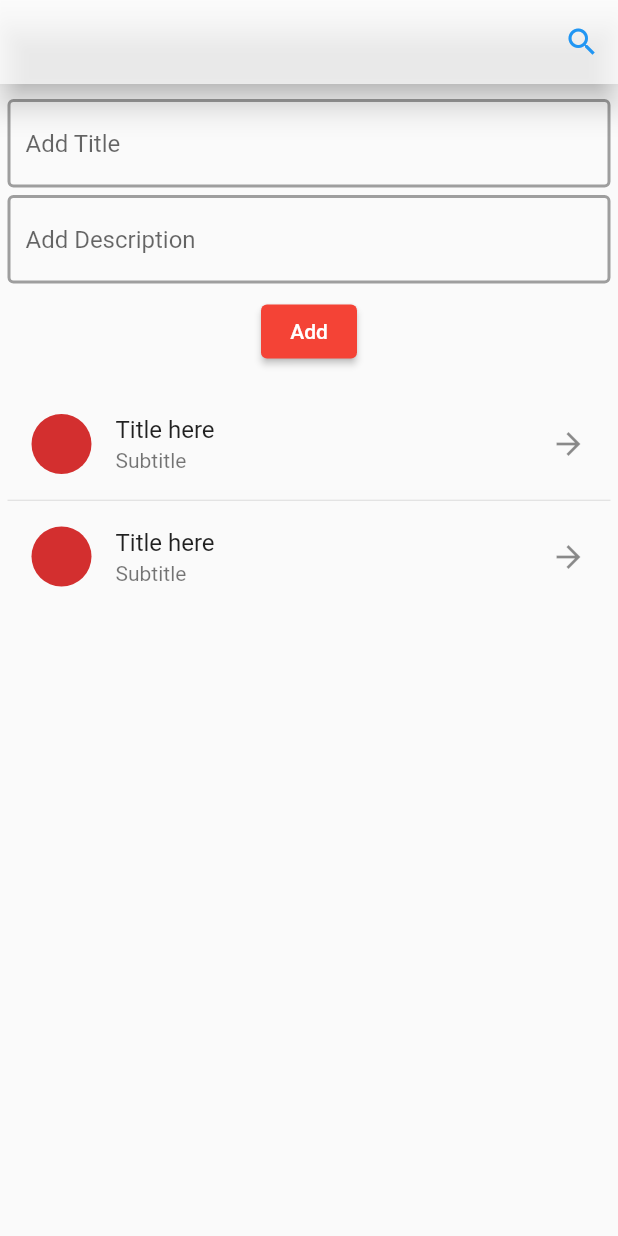
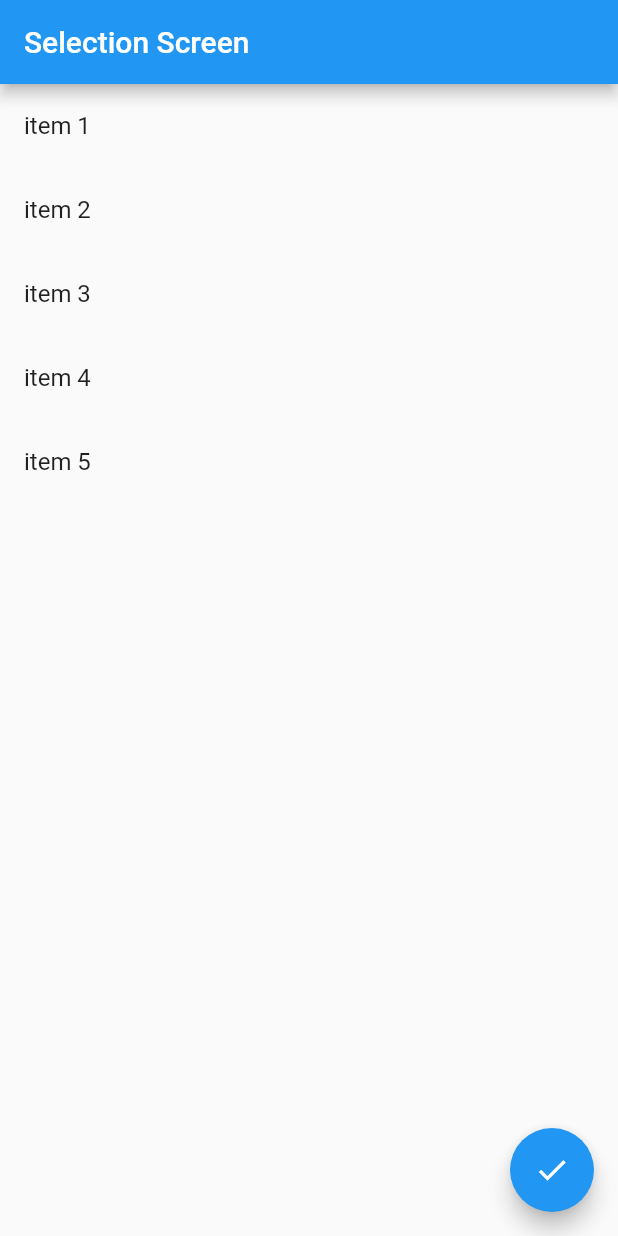
Before and after one commit to shahriartoky0/module_10, a Flutter app: the screen it shows after launch, on a phone screen of 412 x 824 dp. Run offline on Flutter 3.47's test engine with Material 2 defaults, Android fonts, the phone set to English and light mode, and no system bars.

Commit message:
Livetest UI Design done

```diff
--- a/lib/HomeScreen.dart
+++ b/lib/HomeScreen.dart
@@ -1,8 +1,5 @@
 import 'package:flutter/cupertino.dart';
 import 'package:flutter/material.dart';
-import 'package:module_10/style.dart';
-
-import 'editInfo.dart';
 
 class HomeScreen extends StatefulWidget {
   const HomeScreen({super.key});
@@ -18,75 +15,29 @@ class _HomeScreenUI extends State<HomeScreen> {
   Widget build(BuildContext context) {
     return Scaffold(
       appBar: AppBar(
-        actions: [
-          IconButton(
-              onPressed: () {},
-              icon: const Icon(
-                Icons.search,
-                color: Colors.blue,
-              ))
-        ],
-        backgroundColor: Colors.white70,
-        elevation: 8,
+        title: const Text("Selection Screen"),
       ),
-      body: Padding(
-        padding: EdgeInsets.all(5),
-        child: SingleChildScrollView(
+      body: SingleChildScrollView(
         scrollDirection: Axis.vertical,
         child: Column(
           children: [
-              const SizedBox(
-                height: 5,
-              ),
-              TextFormField(
-                decoration: appTextInput("Add Title"),
-              ),
-              const SizedBox(
-                height: 5,
-              ),
-              TextFormField(
-                decoration: appTextInput('Add Description'),
-              ),
-              const SizedBox(
-                height: 8,
-              ),
-              Row(
-                mainAxisAlignment: MainAxisAlignment.center,
-                children: [
-                  ElevatedButton(onPressed: () {}, child: Text('Add'))
-                ],
-              ),
-              const SizedBox(
-                height: 15,
-              ),
-              ListView.separated(
+            ListView.builder(
               shrinkWrap: true,
               itemBuilder: (context, index) {
                 return ListTile(
-                      leading: CircleAvatar(
-                        child: Text(''),
-                      ),
-                      title: Text('Title here'),
-                      subtitle: Text('Subtitle'),
-                      trailing: Icon(Icons.arrow_forward),
-                      onLongPress: () {
-                        showDialog(
-                            context: context,
-                            builder: (context) {
-                              return editInfo();
-                            });
-                      },
+                  title: Text('item ${index + 1}'),
                 );
               },
-                  separatorBuilder: (context, index) {
-                    return const Divider(
-                      height: 3,
-                    );
-                  },
-                  itemCount: 2)
+              itemCount: 5,
+            )
           ],
         ),
       ),
+      floatingActionButton: FloatingActionButton(
+        onPressed: () {
+          //modal here
+        },
+        child: Icon(Icons.done),
       ),
     );
   }
--- a/lib/main.dart
+++ b/lib/main.dart
@@ -11,7 +11,7 @@ class Myapp extends StatelessWidget{
 
   @override
   Widget build(BuildContext context) {
-    return MaterialApp(home: HomeScreen(),debugShowCheckedModeBanner: false,theme: ThemeData(primarySwatch: Colors.red),);
+    return MaterialApp(home: HomeScreen());
   }
 
 }
--- a/lib/style.dart
+++ /dev/null
@@ -1,12 +0,0 @@
-import 'package:flutter/material.dart';
-
-InputDecoration appTextInput (hint){
-  return InputDecoration(
-    enabledBorder: const OutlineInputBorder(borderSide: BorderSide(width: 2,color: Colors.grey)),
-    hintText: hint,
-    enabled: true,
-    focusedBorder: const OutlineInputBorder(borderSide: BorderSide(width: 2,color: Colors.cyan))
-
-
-  ) ;
-}
```
Also changed, not shown: lib/editInfo.dart (deleted, +0 -59 lines). Lines whose indentation alone changed are shown as unchanged.
